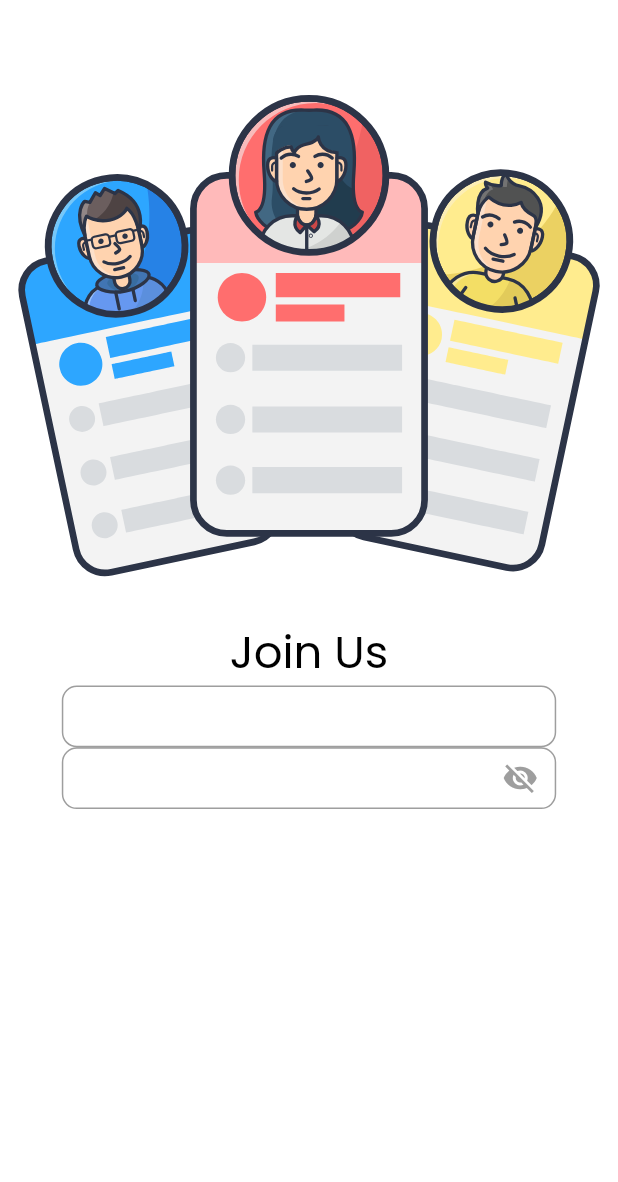
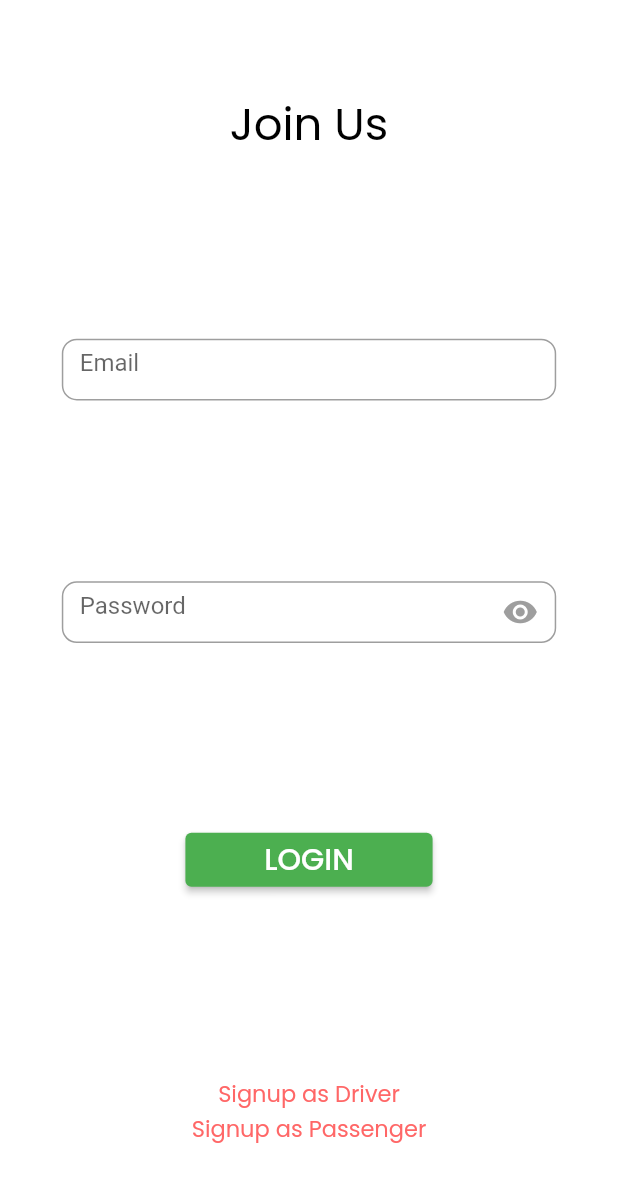
Before and after one commit to Awaizshaikh71/CarPool, a Flutter app: the Login screen opened by its route, on a phone screen of 412 x 824 dp. Shown: the top 1182 px of the screen. Run offline on Flutter 3.47's test engine with Material 2 defaults, Android fonts, the phone set to English and light mode, and no system bars; our stand-ins replace get, google_fonts, lottie; project files that could hold a hidden picture were left out.

Commit message:
loginscreen
approximately complete

```diff
--- a/carpool/lib/Controller/loginController.dart
+++ b/carpool/lib/Controller/loginController.dart
@@ -1,11 +1,15 @@
 import 'package:carpool/exportlinks.dart';
 
 class LoginController extends GetxController {
-  bool secureText = false;
+  bool secureText = true;
 
   makeSecure() {
-    print("makesecure press");
-    secureText == false ? secureText = true : secureText = false;
+    if (secureText == false) {
+      secureText = true;
+    } else {
+      secureText = false;
+    }
+
     print("makesecure press $secureText");
 
     update(['password']);
--- /dev/null
+++ b/carpool/lib/CustomWidgets/cButton.dart
@@ -0,0 +1,12 @@
+import 'package:flutter/material.dart';
+
+import '../config/fontfamily.dart';
+
+Widget Cbutton({onPressed, text, context}) {
+  return ElevatedButton(
+    style:
+        ButtonStyle(backgroundColor: MaterialStateProperty.all(Colors.green)),
+    onPressed: onPressed,
+    child: Text(text, style: MyFontStyle(context).getLoginbtnTitleFont()),
+  );
+}
--- a/carpool/lib/CustomWidgets/cTextField.dart
+++ b/carpool/lib/CustomWidgets/cTextField.dart
@@ -7,16 +7,15 @@ pTextField({context, PlaceholderText, obscure}) {
     init: LoginController(),
     initState: (state) => LoginController,
     builder: (controller) => TextField(
-      obscureText: obscure,
+      obscureText: controller.secureText,
       decoration: InputDecoration(
+          hintText: PlaceholderText,
           suffixIcon: GestureDetector(
             onTap: () {
-              LoginController().makeSecure();
+              controller.makeSecure();
             },
             child: Icon(
-              LoginController().secureText
-                  ? Icons.visibility
-                  : Icons.visibility_off,
+              controller.secureText ? Icons.visibility : Icons.visibility_off,
               color: Colors.grey,
             ),
           ),
@@ -35,6 +34,7 @@ eTextField({context, PlaceholderText}) {
     initState: (state) => LoginController,
     builder: (controller) => TextField(
       decoration: InputDecoration(
+          hintText: PlaceholderText,
           fillColor: myColors().textfieldFilled,
           border: OutlineInputBorder(
             borderRadius: BorderRadius.all(Radius.circular(10.0)),
--- a/carpool/lib/CustomWidgets/title.dart
+++ b/carpool/lib/CustomWidgets/title.dart
@@ -16,3 +16,12 @@ Widget LoginTitle({text, context}) {
     ),
   );
 }
+
+Widget smallTitle({text, context}) {
+  return Center(
+    child: Text(
+      text,
+      style: MyFontStyle(context).smallTitleFont(),
+    ),
+  );
+}
--- a/carpool/lib/View/LoginScreen.dart
+++ b/carpool/lib/View/LoginScreen.dart
@@ -3,7 +3,7 @@ import 'package:carpool/exportlinks.dart';
 
 class Login extends StatelessWidget {
   Login({super.key});
-  final controller = Get.put(LoginController());
+  // final controller = Get.put(LoginController());
 
   @override
   Widget build(BuildContext context) {
@@ -11,8 +11,9 @@ class Login extends StatelessWidget {
       backgroundColor: myColors().bgWhite,
       body: SafeArea(
           child: Column(
+        mainAxisAlignment: MainAxisAlignment.spaceAround,
         children: [
-          Lottie.asset('assets/animation/joinus.json'),
+          // Lottie.asset('assets/animation/joinus.json'),
           LoginTitle(context: context, text: "Join Us"),
           SizedBox(
             width: MySizes(context).screenWidth * 0.8,
@@ -20,13 +21,31 @@ class Login extends StatelessWidget {
             child: eTextField(context: context, PlaceholderText: "Email"),
           ),
           SizedBox(
-            width: MySizes(context).screenWidth * 0.8,
-            height: MySizes(context).screenHeight * 0.05,
-            child: pTextField(
-                context: context,
-                PlaceholderText: "Password",
-                obscure: controller.secureText),
-          ),
+              width: MySizes(context).screenWidth * 0.8,
+              height: MySizes(context).screenHeight * 0.05,
+              child: GetBuilder<LoginController>(
+                init: LoginController(),
+                id: {'password'},
+                initState: (state) => LoginController(),
+                builder: (controller) => pTextField(
+                    context: context,
+                    PlaceholderText: "Password",
+                    obscure: controller.secureText),
+              )),
+          SizedBox(
+              width: MySizes(context).screenWidth * 0.4,
+              child: Cbutton(
+                  onPressed: () => print("hello world btn"),
+                  text: "LOGIN",
+                  context: context)),
+          Wrap(
+            direction: Axis.horizontal,
+            spacing: 5.0,
+            children: [
+              smallTitle(context: context, text: "Signup as Driver"),
+              smallTitle(context: context, text: "Signup as Passenger"),
+            ],
+          )
         ],
       )),
     );
--- a/carpool/lib/config/UIcolors.dart
+++ b/carpool/lib/config/UIcolors.dart
@@ -5,6 +5,8 @@ class myColors {
   Color bgWhite = Colors.white;
   Color whiteTitle = Colors.white;
   Color blackTitle = Colors.black;
+  Color redTitle = const Color.fromARGB(255, 255, 103, 103);
+
   Color blackDescription = const Color.fromARGB(255, 105, 105, 105);
   Color textfieldFilled = Color.fromARGB(255, 176, 243, 180);
 }
--- a/carpool/lib/config/fontfamily.dart
+++ b/carpool/lib/config/fontfamily.dart
@@ -13,6 +13,18 @@ class MyFontStyle {
     return GoogleFonts.poppins(color: myColors().blackTitle, fontSize: 30);
   }
 
+  TextStyle smallTitleFont() {
+    return GoogleFonts.poppins(color: myColors().redTitle, fontSize: 15);
+  }
+
+  TextStyle mediumTitleFont() {
+    return GoogleFonts.poppins(color: myColors().blackTitle, fontSize: 25);
+  }
+
+  TextStyle getLoginbtnTitleFont() {
+    return GoogleFonts.poppins(color: myColors().whiteTitle, fontSize: 20);
+  }
+
   TextStyle getDescriptionFont() {
     return GoogleFonts.poppins(
         color: myColors().blackDescription,
--- a/carpool/lib/exportlinks.dart
+++ b/carpool/lib/exportlinks.dart
@@ -20,3 +20,4 @@ export 'View/rideSignup.dart';
 export 'package:carpool/CustomWidgets/description.dart';
 export '../config/Sizes.dart';
 export 'package:carpool/CustomWidgets/cTextField.dart';
+export '../CustomWidgets/cButton.dart';
--- a/carpool/lib/main.dart
+++ b/carpool/lib/main.dart
@@ -5,6 +5,7 @@ import 'exportlinks.dart';
 
 void main() {
   runApp(GetMaterialApp(
+    debugShowCheckedModeBanner: false,
     initialRoute: '/',
     initialBinding: SplashBinding(),
     getPages: [
```
